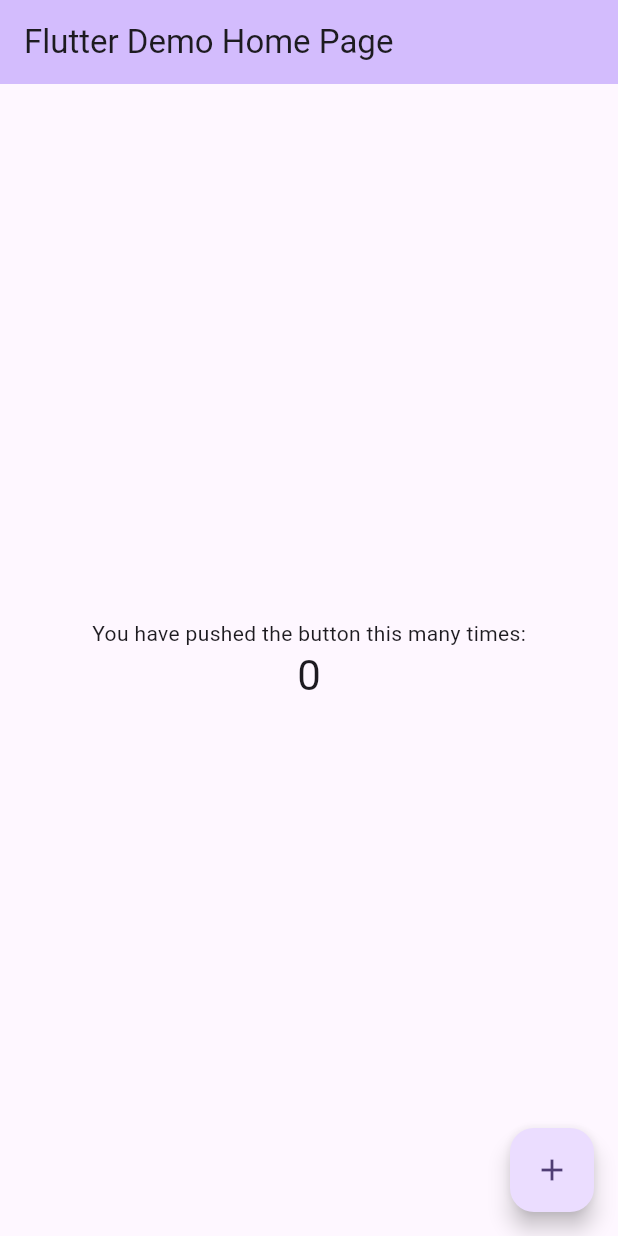
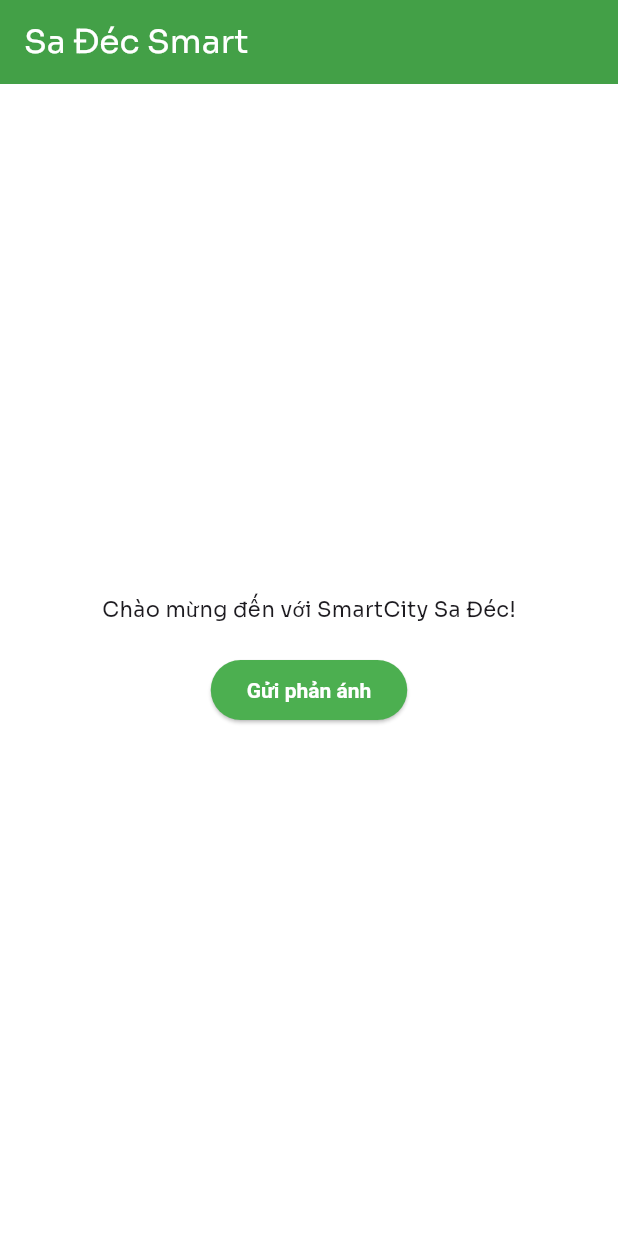
Before and after one commit to truongcongminh96/sadec_smart_city, a Flutter app: the screen it shows after launch, on a phone screen of 412 x 824 dp. Run offline on Flutter 3.47's test engine with Material 3 defaults, Android fonts, the light colour scheme and no system bars; our stand-ins replace get_it, go_router, google_fonts.

Commit message:
Create FSD architecture with Bloc and cubit

```diff
--- /dev/null
+++ b/lib/app.dart
@@ -0,0 +1,17 @@
+import 'package:flutter/material.dart';
+import 'core/theme/app_theme.dart';
+import 'core/router/app_router.dart';
+
+class MyApp extends StatelessWidget {
+  const MyApp({super.key});
+
+  @override
+  Widget build(BuildContext context) {
+    return MaterialApp.router(
+      title: 'Sa Đéc Smart',
+      theme: AppTheme.light,
+      routerConfig: AppRouter.router,
+      debugShowCheckedModeBanner: false,
+    );
+  }
+}
--- /dev/null
+++ b/lib/core/di/injector.dart
@@ -0,0 +1,8 @@
+import 'package:get_it/get_it.dart';
+
+final getIt = GetIt.instance;
+
+Future<void> setupDI() async {
+  // Register repositories, services here
+  // Example: getIt.registerLazySingleton<ExampleRepo>(() => ExampleRepoImpl());
+}
--- /dev/null
+++ b/lib/core/router/app_router.dart
@@ -0,0 +1,15 @@
+import 'package:go_router/go_router.dart';
+import 'package:sadec_smart_city/features/home/presentation/home_screen.dart';
+import 'package:sadec_smart_city/features/report_issue/presentation/report_issue_screen.dart';
+
+class AppRouter {
+  static final router = GoRouter(
+    routes: [
+      GoRoute(path: '/', builder: (context, state) => const HomeScreen()),
+      GoRoute(
+        path: '/report',
+        builder: (context, state) => const ReportIssueScreen(),
+      ),
+    ],
+  );
+}
--- /dev/null
+++ b/lib/core/theme/app_theme.dart
@@ -0,0 +1,22 @@
+import 'package:flutter/material.dart';
+import 'package:google_fonts/google_fonts.dart';
+
+class AppTheme {
+  static ThemeData get light => ThemeData(
+    primarySwatch: Colors.green,
+    scaffoldBackgroundColor: Colors.white,
+    textTheme: GoogleFonts.soraTextTheme(),
+    appBarTheme: AppBarTheme(
+      backgroundColor: Colors.green.shade600,
+      foregroundColor: Colors.white,
+      elevation: 0,
+    ),
+    elevatedButtonTheme: ElevatedButtonThemeData(
+      style: ElevatedButton.styleFrom(
+        backgroundColor: Colors.green,
+        foregroundColor: Colors.white,
+        textStyle: const TextStyle(fontWeight: FontWeight.bold),
+      ),
+    ),
+  );
+}
--- /dev/null
+++ b/lib/features/home/presentation/home_screen.dart
@@ -0,0 +1,26 @@
+import 'package:flutter/material.dart';
+import 'package:go_router/go_router.dart';
+
+class HomeScreen extends StatelessWidget {
+  const HomeScreen({super.key});
+
+  @override
+  Widget build(BuildContext context) {
+    return Scaffold(
+      appBar: AppBar(title: const Text('Sa Đéc Smart')),
+      body: Center(
+        child: Column(
+          mainAxisAlignment: MainAxisAlignment.center,
+          children: [
+            const Text('Chào mừng đến với SmartCity Sa Đéc!'),
+            const SizedBox(height: 20),
+            ElevatedButton(
+              onPressed: () => context.go('/report'),
+              child: const Text('Gửi phản ánh'),
+            ),
+          ],
+        ),
+      ),
+    );
+  }
+}
--- /dev/null
+++ b/lib/features/report_issue/presentation/report_issue_screen.dart
@@ -0,0 +1,13 @@
+import 'package:flutter/material.dart';
+
+class ReportIssueScreen extends StatelessWidget {
+  const ReportIssueScreen({super.key});
+
+  @override
+  Widget build(BuildContext context) {
+    return Scaffold(
+      appBar: AppBar(title: const Text('Gửi phản ánh')),
+      body: const Center(child: Text('Trang gửi phản ánh')),
+    );
+  }
+}
--- a/lib/main.dart
+++ b/lib/main.dart
@@ -1,122 +1,9 @@
 import 'package:flutter/material.dart';
+import 'core/di/injector.dart';
+import 'app.dart';
 
-void main() {
+void main() async {
+  WidgetsFlutterBinding.ensureInitialized();
+  await setupDI();
   runApp(const MyApp());
 }
-
-class MyApp extends StatelessWidget {
-  const MyApp({super.key});
-
-  // This widget is the root of your application.
-  @override
-  Widget build(BuildContext context) {
-    return MaterialApp(
-      title: 'Flutter Demo',
-      theme: ThemeData(
-        // This is the theme of your application.
-        //
-        // TRY THIS: Try running your application with "flutter run". You'll see
-        // the application has a purple toolbar. Then, without quitting the app,
-        // try changing the seedColor in the colorScheme below to Colors.green
-        // and then invoke "hot reload" (save your changes or press the "hot
-        // reload" button in a Flutter-supported IDE, or press "r" if you used
-        // the command line to start the app).
-        //
-        // Notice that the counter didn't reset back to zero; the application
-        // state is not lost during the reload. To reset the state, use hot
-        // restart instead.
-        //
-        // This works for code too, not just values: Most code changes can be
-        // tested with just a hot reload.
-        colorScheme: ColorScheme.fromSeed(seedColor: Colors.deepPurple),
-      ),
-      home: const MyHomePage(title: 'Flutter Demo Home Page'),
-    );
-  }
-}
-
-class MyHomePage extends StatefulWidget {
-  const MyHomePage({super.key, required this.title});
-
-  // This widget is the home page of your application. It is stateful, meaning
-  // that it has a State object (defined below) that contains fields that affect
-  // how it looks.
-
-  // This class is the configuration for the state. It holds the values (in this
-  // case the title) provided by the parent (in this case the App widget) and
-  // used by the build method of the State. Fields in a Widget subclass are
-  // always marked "final".
-
-  final String title;
-
-  @override
-  State<MyHomePage> createState() => _MyHomePageState();
-}
-
-class _MyHomePageState extends State<MyHomePage> {
-  int _counter = 0;
-
-  void _incrementCounter() {
-    setState(() {
-      // This call to setState tells the Flutter framework that something has
-      // changed in this State, which causes it to rerun the build method below
-      // so that the display can reflect the updated values. If we changed
-      // _counter without calling setState(), then the build method would not be
-      // called again, and so nothing would appear to happen.
-      _counter++;
-    });
-  }
-
-  @override
-  Widget build(BuildContext context) {
-    // This method is rerun every time setState is called, for instance as done
-    // by the _incrementCounter method above.
-    //
-    // The Flutter framework has been optimized to make rerunning build methods
-    // fast, so that you can just rebuild anything that needs updating rather
-    // than having to individually change instances of widgets.
-    return Scaffold(
-      appBar: AppBar(
-        // TRY THIS: Try changing the color here to a specific color (to
-        // Colors.amber, perhaps?) and trigger a hot reload to see the AppBar
-        // change color while the other colors stay the same.
-        backgroundColor: Theme.of(context).colorScheme.inversePrimary,
-        // Here we take the value from the MyHomePage object that was created by
-        // the App.build method, and use it to set our appbar title.
-        title: Text(widget.title),
-      ),
-      body: Center(
-        // Center is a layout widget. It takes a single child and positions it
-        // in the middle of the parent.
-        child: Column(
-          // Column is also a layout widget. It takes a list of children and
-          // arranges them vertically. By default, it sizes itself to fit its
-          // children horizontally, and tries to be as tall as its parent.
-          //
-          // Column has various properties to control how it sizes itself and
-          // how it positions its children. Here we use mainAxisAlignment to
-          // center the children vertically; the main axis here is the vertical
-          // axis because Columns are vertical (the cross axis would be
-          // horizontal).
-          //
-          // TRY THIS: Invoke "debug painting" (choose the "Toggle Debug Paint"
-          // action in the IDE, or press "p" in the console), to see the
-          // wireframe for each widget.
-          mainAxisAlignment: MainAxisAlignment.center,
-          children: <Widget>[
-            const Text('You have pushed the button this many times:'),
-            Text(
-              '$_counter',
-              style: Theme.of(context).textTheme.headlineMedium,
-            ),
-          ],
-        ),
-      ),
-      floatingActionButton: FloatingActionButton(
-        onPressed: _incrementCounter,
-        tooltip: 'Increment',
-        child: const Icon(Icons.add),
-      ), // This trailing comma makes auto-formatting nicer for build methods.
-    );
-  }
-}
```
Also changed, not shown: pubspec.yaml (+8 -0 lines), pubspec.lock, 3 other files.
